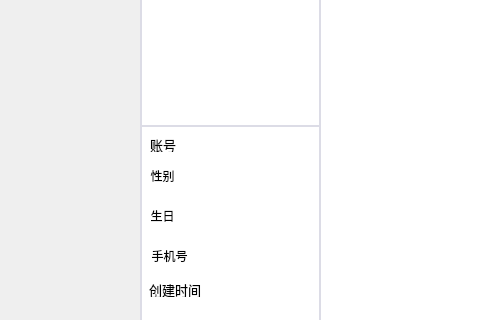
Old version of the form Module/Home/PersonallnfoPage.ui in the repository com567/NewRepo; both pictures show x 0 to 480 and y 145 to 465 of the 1035 by 764 pixel window.
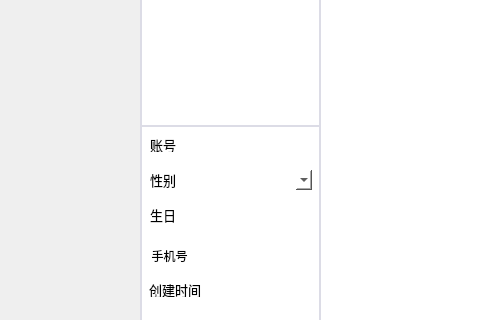
New version of the form. Icons and pictures are not drawn. Custom widgets are drawn as their Qt base class.

```diff
--- a/Module/Home/PersonallnfoPage.ui
+++ b/Module/Home/PersonallnfoPage.ui
@@ -115,22 +115,6 @@
        <set>Qt::AlignmentFlag::AlignRight|Qt::AlignmentFlag::AlignTrailing|Qt::AlignmentFlag::AlignVCenter</set>
       </property>
      </widget>
-     <widget class="QLabel" name="gender">
-      <property name="geometry">
-       <rect>
-        <x>89</x>
-        <y>46</y>
-        <width>81</width>
-        <height>20</height>
-       </rect>
-      </property>
-      <property name="text">
-       <string/>
-      </property>
-      <property name="alignment">
-       <set>Qt::AlignmentFlag::AlignRight|Qt::AlignmentFlag::AlignTrailing|Qt::AlignmentFlag::AlignVCenter</set>
-      </property>
-     </widget>
      <widget class="QLabel" name="date_birth">
       <property name="geometry">
        <rect>
@@ -250,38 +234,6 @@
        <set>Qt::AlignmentFlag::AlignRight|Qt::AlignmentFlag::AlignTrailing|Qt::AlignmentFlag::AlignVCenter</set>
       </property>
      </widget>
-     <widget class="QPushButton" name="birthBtn">
-      <property name="geometry">
-       <rect>
-        <x>7</x>
-        <y>80</y>
-        <width>31</width>
-        <height>21</height>
-       </rect>
-      </property>
-      <property name="styleSheet">
-       <string notr="true">font: 10pt &quot;Microsoft YaHei UI&quot;;</string>
-      </property>
-      <property name="text">
-       <string>生日</string>
-      </property>
-     </widget>
-     <widget class="QPushButton" name="genderBtn">
-      <property name="geometry">
-       <rect>
-        <x>7</x>
-        <y>40</y>
-        <width>31</width>
-        <height>21</height>
-       </rect>
-      </property>
-      <property name="styleSheet">
-       <string notr="true">font: 10pt &quot;Microsoft YaHei UI&quot;;</string>
-      </property>
-      <property name="text">
-       <string>性别</string>
-      </property>
-     </widget>
      <widget class="QPushButton" name="phoneBtn">
       <property name="geometry">
        <rect>
@@ -298,24 +250,65 @@
        <string>手机号</string>
       </property>
      </widget>
+     <widget class="QComboBox" name="genderBtn">
+      <property name="geometry">
+       <rect>
+        <x>131</x>
+        <y>45</y>
+        <width>41</width>
+        <height>20</height>
+       </rect>
+      </property>
+      <property name="styleSheet">
+       <string notr="true">border:none;</string>
+      </property>
+      <item>
+       <property name="text">
+        <string/>
+       </property>
+      </item>
+      <item>
+       <property name="text">
+        <string>男</string>
+       </property>
+      </item>
+      <item>
+       <property name="text">
+        <string>女</string>
+       </property>
+      </item>
+     </widget>
+     <widget class="QLabel" name="label">
+      <property name="geometry">
+       <rect>
+        <x>10</x>
+        <y>45</y>
+        <width>31</width>
+        <height>21</height>
+       </rect>
+      </property>
+      <property name="text">
+       <string>&lt;html&gt;&lt;head/&gt;&lt;body&gt;&lt;p&gt;&lt;span style=&quot; font-size:10pt;&quot;&gt;性别&lt;/span&gt;&lt;/p&gt;&lt;/body&gt;&lt;/html&gt;</string>
+      </property>
+     </widget>
+     <widget class="ClickLabel" name="birth">
+      <property name="geometry">
+       <rect>
+        <x>10</x>
+        <y>80</y>
+        <width>31</width>
+        <height>21</height>
+       </rect>
+      </property>
+      <property name="styleSheet">
+       <string notr="true">border:none;</string>
+      </property>
+      <property name="text">
+       <string>&lt;html&gt;&lt;head/&gt;&lt;body&gt;&lt;p&gt;&lt;span style=&quot; font-size:10pt;&quot;&gt;生日&lt;/span&gt;&lt;/p&gt;&lt;/body&gt;&lt;/html&gt;</string>
+      </property>
+     </widget>
     </widget>
-    <widget class="QPushButton" name="nick_name">
-     <property name="geometry">
-      <rect>
-       <x>40</x>
-       <y>110</y>
-       <width>101</width>
-       <height>24</height>
-      </rect>
-     </property>
-     <property name="styleSheet">
-      <string notr="true">border:none</string>
-     </property>
-     <property name="text">
-      <string/>
-     </property>
-    </widget>
-    <widget class="QPushButton" name="avatar">
+    <widget class="HoverButton" name="avatar">
      <property name="geometry">
       <rect>
        <x>40</x>
@@ -332,10 +325,38 @@
       <string/>
      </property>
     </widget>
+    <widget class="QLineEdit" name="nick_name">
+     <property name="geometry">
+      <rect>
+       <x>10</x>
+       <y>110</y>
+       <width>161</width>
+       <height>25</height>
+      </rect>
+     </property>
+     <property name="styleSheet">
+      <string notr="true">border:none;</string>
+     </property>
+     <property name="alignment">
+      <set>Qt::AlignmentFlag::AlignCenter</set>
+     </property>
+    </widget>
    </widget>
   </widget>
  </widget>
  <layoutdefault spacing="6" margin="11"/>
+ <customwidgets>
+  <customwidget>
+   <class>HoverButton</class>
+   <extends>QPushButton</extends>
+   <header>Common/Widgets/HoverButton.h</header>
+  </customwidget>
+  <customwidget>
+   <class>ClickLabel</class>
+   <extends>QLabel</extends>
+   <header>Common/Widgets/ClickLabel.h</header>
+  </customwidget>
+ </customwidgets>
  <resources>
   <include location="../../Resource.qrc"/>
  </resources>
```
Left out of the diff: 3 changed lines with no effect on the pictures.
